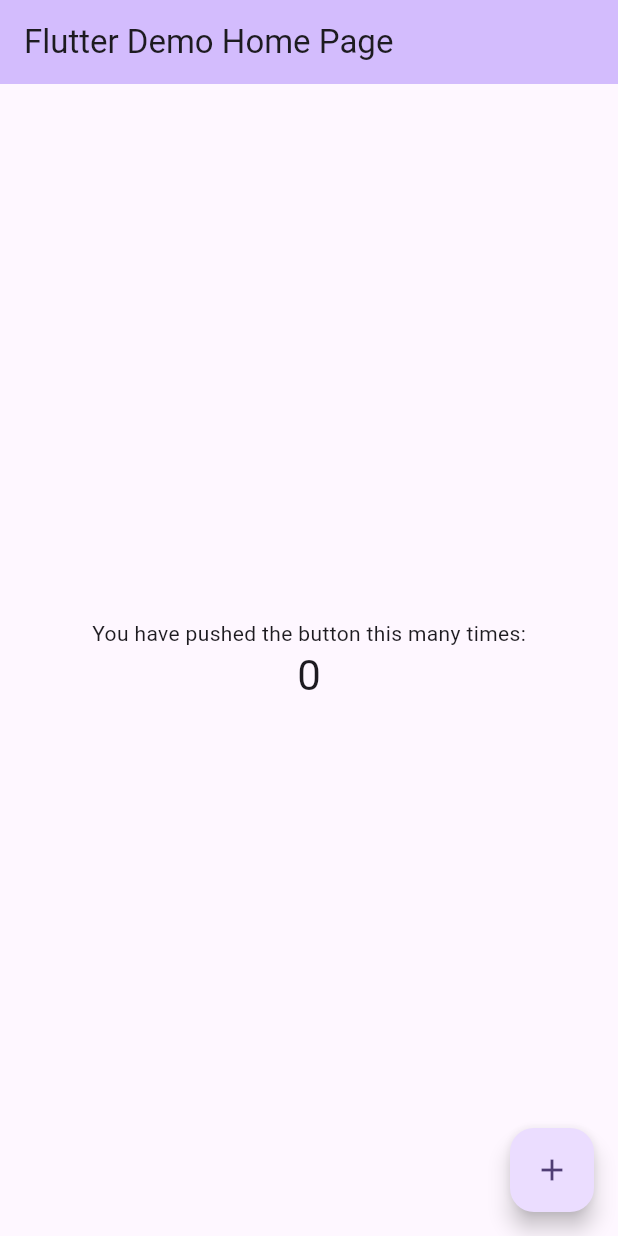
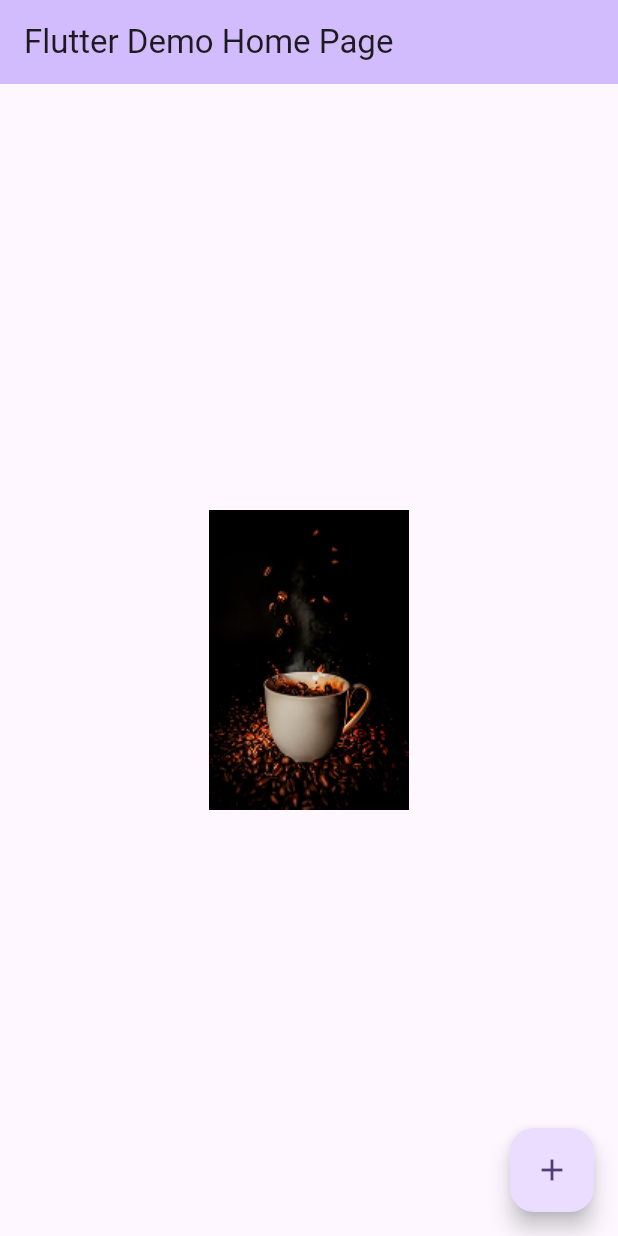
Before and after one commit to AbdedjalilKaci/coffe_shop, a Flutter app: the screen it shows after launch, on a phone screen of 412 x 824 dp. Run offline on Flutter 3.47's test engine with Material 3 defaults, Android fonts, the phone set to English and light mode, and no system bars.

Commit message:
add background

```diff
--- a/lib/main.dart
+++ b/lib/main.dart
@@ -85,32 +85,10 @@ class _MyHomePageState extends State<MyHomePage> {
         // the App.build method, and use it to set our appbar title.
         title: Text(widget.title),
       ),
-      body: Center(
-        // Center is a layout widget. It takes a single child and positions it
-        // in the middle of the parent.
-        child: Column(
-          // Column is also a layout widget. It takes a list of children and
-          // arranges them vertically. By default, it sizes itself to fit its
-          // children horizontally, and tries to be as tall as its parent.
-          //
-          // Column has various properties to control how it sizes itself and
-          // how it positions its children. Here we use mainAxisAlignment to
-          // center the children vertically; the main axis here is the vertical
-          // axis because Columns are vertical (the cross axis would be
-          // horizontal).
-          //
-          // TRY THIS: Invoke "debug painting" (choose the "Toggle Debug Paint"
-          // action in the IDE, or press "p" in the console), to see the
-          // wireframe for each widget.
-          mainAxisAlignment: MainAxisAlignment.center,
-          children: <Widget>[
-            const Text('You have pushed the button this many times:'),
-            Text(
-              '$_counter',
-              style: Theme.of(context).textTheme.headlineMedium,
-            ),
-          ],
-        ),
+      body:  Image.asset(
+        "assets/images/coffe.png",
+        height: double.infinity,
+        width: double.infinity,
       ),
       floatingActionButton: FloatingActionButton(
         onPressed: _incrementCounter,
```
Also changed, not shown: pubspec.yaml (+10 -9 lines), assets/images/coffe.png (added).
